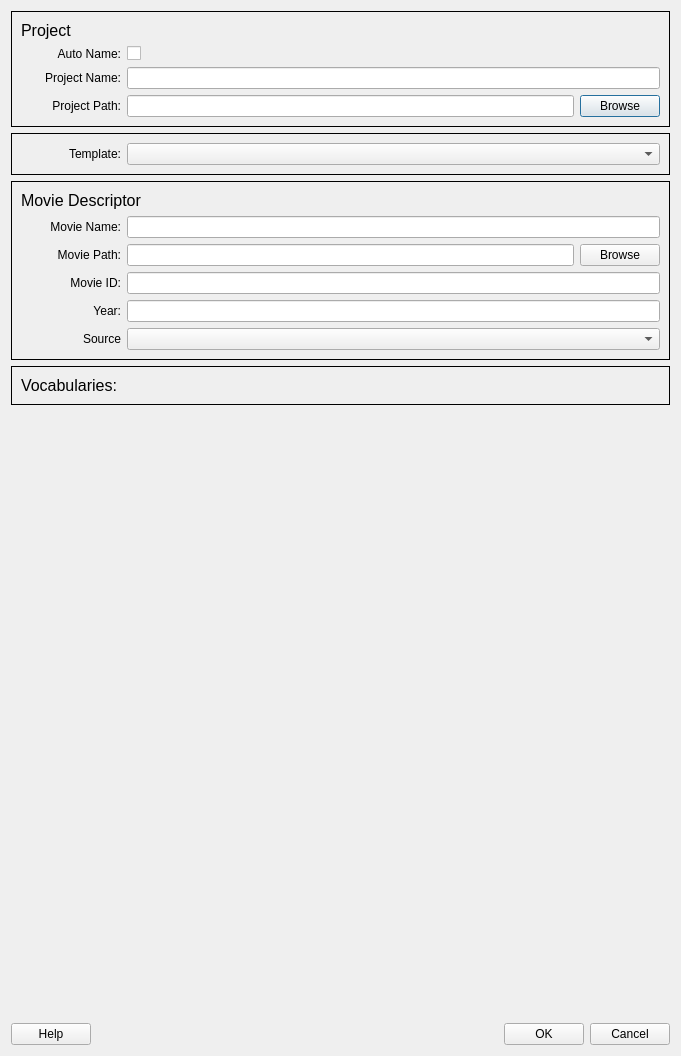
Before: the Qt Designer form qt_ui/DialogNewProject.ui in FilmColors/VIAN, drawn with Qt 5.
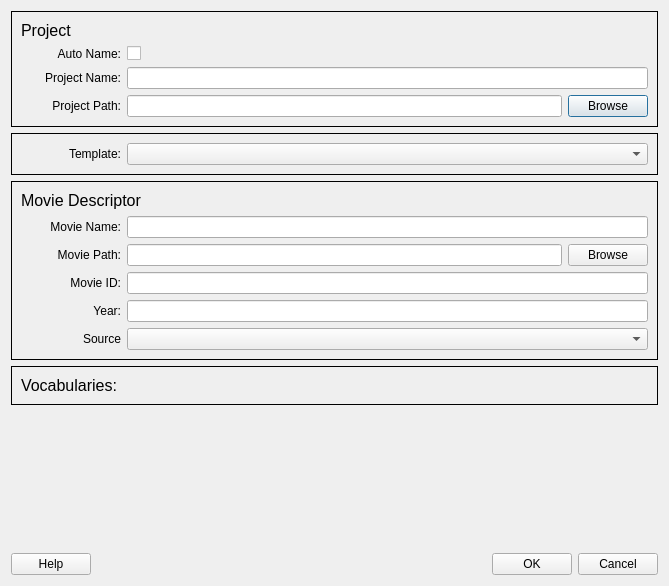
After: the same form once the commit is applied.

Diff of the .ui file:
```diff
--- a/qt_ui/DialogNewProject.ui
+++ b/qt_ui/DialogNewProject.ui
@@ -6,8 +6,8 @@
    <rect>
     <x>0</x>
     <y>0</y>
-    <width>681</width>
-    <height>1056</height>
+    <width>669</width>
+    <height>586</height>
    </rect>
   </property>
   <property name="sizePolicy">
```
